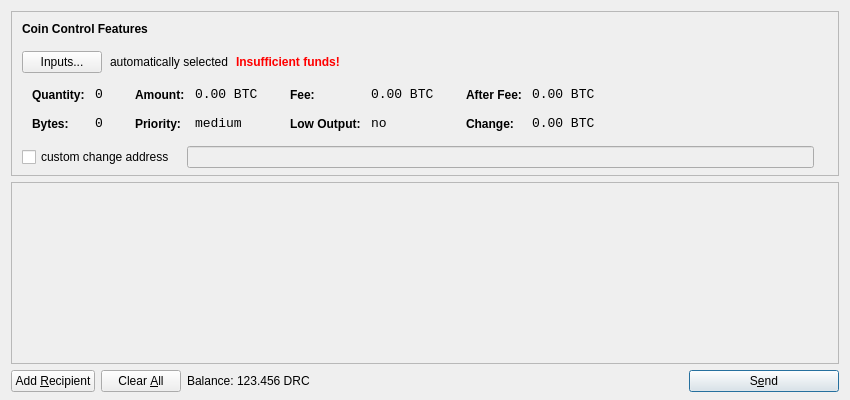
Before: the Qt Designer form src/qt/forms/sendcoinsdialog.ui in doriancoin-project/doriancoin-v016-archived, drawn with Qt 5.
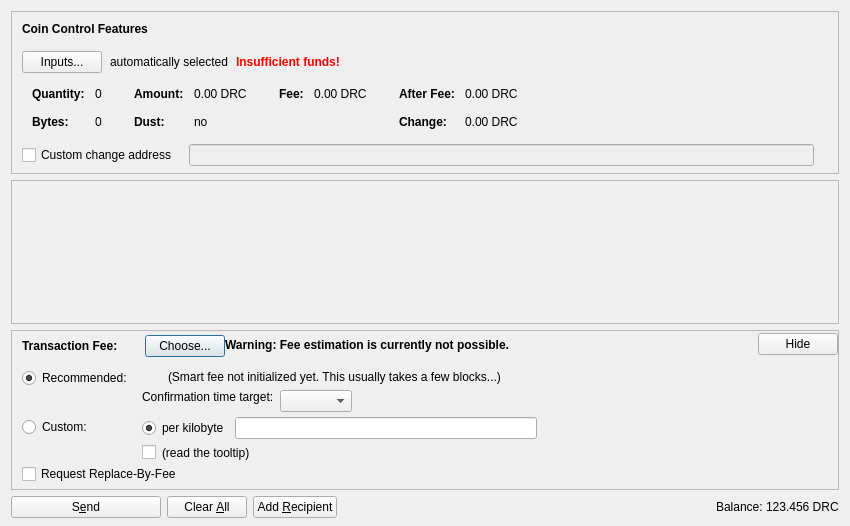
After: the same form once the commit is applied. Icons and pictures are not drawn. Custom widgets are drawn as their Qt base class.

```diff
--- a/src/qt/forms/sendcoinsdialog.ui
+++ b/src/qt/forms/sendcoinsdialog.ui
@@ -7,13 +7,13 @@
     <x>0</x>
     <y>0</y>
     <width>850</width>
-    <height>400</height>
+    <height>526</height>
    </rect>
   </property>
   <property name="windowTitle">
    <string>Send Coins</string>
   </property>
-  <layout class="QVBoxLayout" name="verticalLayout" stretch="0,1,0">
+  <layout class="QVBoxLayout" name="verticalLayout" stretch="0,1,0,0">
    <property name="bottomMargin">
     <number>8</number>
    </property>
@@ -39,7 +39,7 @@
      </property>
      <layout class="QVBoxLayout" name="verticalLayoutCoinControl2">
       <property name="spacing">
-       <number>-1</number>
+       <number>0</number>
       </property>
       <property name="leftMargin">
        <number>0</number>
@@ -109,6 +109,9 @@
             <property name="text">
              <string>Inputs...</string>
             </property>
+            <property name="autoDefault">
+             <bool>false</bool>
+            </property>
            </widget>
           </item>
           <item>
@@ -173,7 +176,16 @@
            <string notr="true"/>
           </property>
           <layout class="QHBoxLayout" name="horizontalLayoutCoinControl5">
-           <property name="margin">
+           <property name="leftMargin">
+            <number>0</number>
+           </property>
+           <property name="topMargin">
+            <number>0</number>
+           </property>
+           <property name="rightMargin">
+            <number>0</number>
+           </property>
+           <property name="bottomMargin">
             <number>0</number>
            </property>
            <item>
@@ -206,8 +218,11 @@
                </property>
                <item row="0" column="0">
                 <widget class="QLabel" name="labelCoinControlQuantityText">
-                 <property name="styleSheet">
-                  <string notr="true">font-weight:bold;</string>
+                 <property name="font">
+                  <font>
+                   <weight>75</weight>
+                   <bold>true</bold>
+                  </font>
                  </property>
                  <property name="text">
                   <string>Quantity:</string>
@@ -219,12 +234,6 @@
                </item>
                <item row="0" column="1">
                 <widget class="QLabel" name="labelCoinControlQuantity">
-                 <property name="font">
-                  <font>
-                   <family>Monospace</family>
-                   <pointsize>10</pointsize>
-                  </font>
-                 </property>
                  <property name="cursor">
                   <cursorShape>IBeamCursor</cursorShape>
                  </property>
@@ -244,8 +253,11 @@
                </item>
                <item row="1" column="0">
                 <widget class="QLabel" name="labelCoinControlBytesText">
-                 <property name="styleSheet">
-                  <string notr="true">font-weight:bold;</string>
+                 <property name="font">
+                  <font>
+                   <weight>75</weight>
+                   <bold>true</bold>
+                  </font>
                  </property>
                  <property name="text">
                   <string>Bytes:</string>
@@ -254,12 +266,6 @@
                </item>
                <item row="1" column="1">
                 <widget class="QLabel" name="labelCoinControlBytes">
-                 <property name="font">
-                  <font>
-                   <family>Monospace</family>
-                   <pointsize>10</pointsize>
-                  </font>
-                 </property>
                  <property name="cursor">
                   <cursorShape>IBeamCursor</cursorShape>
                  </property>
@@ -295,8 +301,11 @@
                </property>
                <item row="0" column="0">
                 <widget class="QLabel" name="labelCoinControlAmountText">
-                 <property name="styleSheet">
-                  <string notr="true">font-weight:bold;</string>
+                 <property name="font">
+                  <font>
+                   <weight>75</weight>
+                   <bold>true</bold>
+                  </font>
                  </property>
                  <property name="text">
                   <string>Amount:</string>
@@ -308,12 +317,6 @@
                </item>
                <item row="0" column="1">
                 <widget class="QLabel" name="labelCoinControlAmount">
-                 <property name="font">
-                  <font>
-                   <family>Monospace</family>
-                   <pointsize>10</pointsize>
-                  </font>
-                 </property>
                  <property name="cursor">
                   <cursorShape>IBeamCursor</cursorShape>
                  </property>
@@ -321,7 +324,7 @@
                   <enum>Qt::ActionsContextMenu</enum>
                  </property>
                  <property name="text">
-                  <string notr="true">0.00 BTC</string>
+                  <string notr="true">0.00 DRC</string>
                  </property>
                  <property name="textInteractionFlags">
                   <set>Qt::LinksAccessibleByMouse|Qt::TextSelectableByKeyboard|Qt::TextSelectableByMouse</set>
@@ -329,23 +332,20 @@
                 </widget>
                </item>
                <item row="1" column="0">
-                <widget class="QLabel" name="labelCoinControlPriorityText">
-                 <property name="styleSheet">
-                  <string notr="true">font-weight:bold;</string>
+                <widget class="QLabel" name="labelCoinControlLowOutputText">
+                 <property name="font">
+                  <font>
+                   <weight>75</weight>
+                   <bold>true</bold>
+                  </font>
                  </property>
                  <property name="text">
-                  <string>Priority:</string>
+                  <string>Dust:</string>
                  </property>
                 </widget>
                </item>
                <item row="1" column="1">
-                <widget class="QLabel" name="labelCoinControlPriority">
-                 <property name="font">
-                  <font>
-                   <family>Monospace</family>
-                   <pointsize>10</pointsize>
-                  </font>
-                 </property>
+                <widget class="QLabel" name="labelCoinControlLowOutput">
                  <property name="cursor">
                   <cursorShape>IBeamCursor</cursorShape>
                  </property>
@@ -353,7 +353,7 @@
                   <enum>Qt::ActionsContextMenu</enum>
                  </property>
                  <property name="text">
-                  <string>medium</string>
+                  <string notr="true">no</string>
                  </property>
                  <property name="textInteractionFlags">
                   <set>Qt::LinksAccessibleByMouse|Qt::TextSelectableByKeyboard|Qt::TextSelectableByMouse</set>
@@ -381,8 +381,11 @@
                </property>
                <item row="0" column="0">
                 <widget class="QLabel" name="labelCoinControlFeeText">
-                 <property name="styleSheet">
-                  <string notr="true">font-weight:bold;</string>
+                 <property name="font">
+                  <font>
+                   <weight>75</weight>
+                   <bold>true</bold>
+                  </font>
                  </property>
                  <property name="text">
                   <string>Fee:</string>
@@ -394,12 +397,6 @@
                </item>
                <item row="0" column="1">
                 <widget class="QLabel" name="labelCoinControlFee">
-                 <property name="font">
-                  <font>
-                   <family>Monospace</family>
-                   <pointsize>10</pointsize>
-                  </font>
-                 </property>
                  <property name="cursor">
                   <cursorShape>IBeamCursor</cursorShape>
                  </property>
@@ -407,39 +404,7 @@
                   <enum>Qt::ActionsContextMenu</enum>
                  </property>
                  <property name="text">
-                  <string notr="true">0.00 BTC</string>
-                 </property>
-                 <property name="textInteractionFlags">
-                  <set>Qt::LinksAccessibleByMouse|Qt::TextSelectableByKeyboard|Qt::TextSelectableByMouse</set>
-                 </property>
-                </widget>
-               </item>
-               <item row="1" column="0">
-                <widget class="QLabel" name="labelCoinControlLowOutputText">
-                 <property name="styleSheet">
-                  <string notr="true">font-weight:bold;</string>
-                 </property>
-                 <property name="text">
-                  <string>Low Output:</string>
-                 </property>
-                </widget>
-               </item>
-               <item row="1" column="1">
-                <widget class="QLabel" name="labelCoinControlLowOutput">
-                 <property name="font">
-                  <font>
-                   <family>Monospace</family>
-                   <pointsize>10</pointsize>
-                  </font>
-                 </property>
-                 <property name="cursor">
-                  <cursorShape>IBeamCursor</cursorShape>
-                 </property>
-                 <property name="contextMenuPolicy">
-                  <enum>Qt::ActionsContextMenu</enum>
-                 </property>
-                 <property name="text">
-                  <string>no</string>
+                  <string notr="true">0.00 DRC</string>
                  </property>
                  <property name="textInteractionFlags">
                   <set>Qt::LinksAccessibleByMouse|Qt::TextSelectableByKeyboard|Qt::TextSelectableByMouse</set>
@@ -467,8 +432,11 @@
                </property>
                <item row="0" column="0">
                 <widget class="QLabel" name="labelCoinControlAfterFeeText">
-                 <property name="styleSheet">
-                  <string notr="true">font-weight:bold;</string>
+                 <property name="font">
+                  <font>
+                   <weight>75</weight>
+                   <bold>true</bold>
+                  </font>
                  </property>
                  <property name="text">
                   <string>After Fee:</string>
@@ -480,12 +448,6 @@
                </item>
                <item row="0" column="1">
                 <widget class="QLabel" name="labelCoinControlAfterFee">
-                 <property name="font">
-                  <font>
-                   <family>Monospace</family>
-                   <pointsize>10</pointsize>
-                  </font>
-                 </property>
                  <property name="cursor">
                   <cursorShape>IBeamCursor</cursorShape>
                  </property>
@@ -493,7 +455,7 @@
                   <enum>Qt::ActionsContextMenu</enum>
                  </property>
                  <property name="text">
-                  <string notr="true">0.00 BTC</string>
+                  <string notr="true">0.00 DRC</string>
                  </property>
                  <property name="textInteractionFlags">
                   <set>Qt::LinksAccessibleByMouse|Qt::TextSelectableByKeyboard|Qt::TextSelectableByMouse</set>
@@ -502,8 +464,11 @@
                </item>
                <item row="1" column="0">
                 <widget class="QLabel" name="labelCoinControlChangeText">
-                 <property name="styleSheet">
-                  <string notr="true">font-weight:bold;</string>
+                 <property name="font">
+                  <font>
+                   <weight>75</weight>
+                   <bold>true</bold>
+                  </font>
                  </property>
                  <property name="text">
                   <string>Change:</string>
@@ -512,12 +477,6 @@
                </item>
                <item row="1" column="1">
                 <widget class="QLabel" name="labelCoinControlChange">
-                 <property name="font">
-                  <font>
-                   <family>Monospace</family>
-                   <pointsize>10</pointsize>
-                  </font>
-                 </property>
                  <property name="cursor">
                   <cursorShape>IBeamCursor</cursorShape>
                  </property>
@@ -525,7 +484,7 @@
                   <enum>Qt::ActionsContextMenu</enum>
                  </property>
                  <property name="text">
-                  <string notr="true">0.00 BTC</string>
+                  <string notr="true">0.00 DRC</string>
                  </property>
                  <property name="textInteractionFlags">
                   <set>Qt::LinksAccessibleByMouse|Qt::TextSelectableByKeyboard|Qt::TextSelectableByMouse</set>
@@ -555,13 +514,16 @@
           </property>
           <item>
            <widget class="QCheckBox" name="checkBoxCoinControlChange">
+            <property name="toolTip">
+             <string>If this is activated, but the change address is empty or invalid, change will be sent to a newly generated address.</string>
+            </property>
             <property name="text">
-             <string>custom change address</string>
+             <string>Custom change address</string>
             </property>
            </widget>
           </item>
           <item>
-           <widget class="QLineEdit" name="lineEditCoinControlChange">
+           <widget class="QValidatedLineEdit" name="lineEditCoinControlChange">
             <property name="enabled">
              <bool>false</bool>
             </property>
@@ -626,11 +588,20 @@
         <x>0</x>
         <y>0</y>
         <width>830</width>
-        <height>165</height>
+        <height>104</height>
        </rect>
       </property>
-      <layout class="QVBoxLayout" name="verticalLayout_2">
-       <property name="margin">
+      <layout class="QVBoxLayout" name="verticalLayout_2" stretch="0,1">
+       <property name="leftMargin">
+        <number>0</number>
+       </property>
+       <property name="topMargin">
+        <number>0</number>
+       </property>
+       <property name="rightMargin">
+        <number>0</number>
+       </property>
+       <property name="bottomMargin">
         <number>0</number>
        </property>
        <item>
@@ -657,23 +628,546 @@
      </widget>
     </widget>
    </item>
+   <item>
+    <widget class="QFrame" name="frameFee">
+     <property name="sizePolicy">
+      <sizepolicy hsizetype="Expanding" vsizetype="Expanding">
+       <horstretch>0</horstretch>
+       <verstretch>0</verstretch>
+      </sizepolicy>
+     </property>
+     <property name="maximumSize">
+      <size>
+       <width>16777215</width>
+       <height>16777215</height>
+      </size>
+     </property>
+     <property name="frameShape">
+      <enum>QFrame::StyledPanel</enum>
+     </property>
+     <property name="frameShadow">
+      <enum>QFrame::Sunken</enum>
+     </property>
+     <layout class="QVBoxLayout" name="verticalLayoutFee1">
+      <property name="spacing">
+       <number>0</number>
+      </property>
+      <property name="leftMargin">
+       <number>0</number>
+      </property>
+      <property name="topMargin">
+       <number>0</number>
+      </property>
+      <property name="rightMargin">
+       <number>0</number>
+      </property>
+      <property name="bottomMargin">
+       <number>0</number>
+      </property>
+      <item>
+       <layout class="QVBoxLayout" name="verticalLayoutFee2" stretch="0,0,0">
+        <property name="spacing">
+         <number>0</number>
+        </property>
+        <property name="leftMargin">
+         <number>10</number>
+        </property>
+        <property name="topMargin">
+         <number>0</number>
+        </property>
+        <item>
+         <layout class="QHBoxLayout" name="horizontalLayoutFee1">
+          <property name="bottomMargin">
+           <number>0</number>
+          </property>
+          <item>
+           <layout class="QVBoxLayout" name="verticalLayoutFee7">
+            <property name="spacing">
+             <number>0</number>
+            </property>
+            <item>
+             <spacer name="verticalSpacerSmartFee">
+              <property name="orientation">
+               <enum>Qt::Vertical</enum>
+              </property>
+              <property name="sizeType">
+               <enum>QSizePolicy::Fixed</enum>
+              </property>
+              <property name="sizeHint" stdset="0">
+               <size>
+                <width>1</width>
+                <height>4</height>
+               </size>
+              </property>
+             </spacer>
+            </item>
+            <item>
+             <layout class="QHBoxLayout" name="horizontalLayoutSmartFee">
+              <property name="spacing">
+               <number>10</number>
+              </property>
+              <item>
+               <widget class="QLabel" name="labelFeeHeadline">
+                <property name="sizePolicy">
+                 <sizepolicy hsizetype="Preferred" vsizetype="Maximum">
+                  <horstretch>0</horstretch>
+                  <verstretch>0</verstretch>
+                 </sizepolicy>
+                </property>
+                <property name="font">
+                 <font>
+                  <weight>75</weight>
+                  <bold>true</bold>
+                 </font>
+                </property>
+                <property name="styleSheet">
+                 <string notr="true">font-weight:bold;</string>
+                </property>
+                <property name="text">
+                 <string>Transaction Fee:</string>
+                </property>
+               </widget>
+              </item>
+              <item>
+               <widget class="QLabel" name="labelFeeMinimized">
+                <property name="text">
+                 <string/>
+                </property>
+               </widget>
+              </item>
+              <item>
+               <widget class="QPushButton" name="buttonChooseFee">
+                <property name="text">
+                 <string>Choose...</string>
+                </property>
+               </widget>
+              </item>
+             </layout>
+            </item>
+            <item>
+             <spacer name="verticalSpacer_5">
+              <property name="orientation">
+               <enum>Qt::Vertical</enum>
+              </property>
+              <property name="sizeHint" stdset="0">
+               <size>
+                <width>1</width>
+                <height>1</height>
+               </size>
+              </property>
+             </spacer>
+            </item>
+           </layout>
+          </item>
+          <item>
+           <widget class="QLabel" name="fallbackFeeWarningLabel">
+            <property name="toolTip">
+             <string>Using the fallbackfee can result in sending a transaction that will take several hours or days (or never) to confirm. Consider choosing your fee manually or wait until you have validated the complete chain.</string>
+            </property>
+            <property name="font">
+            <font>
+                <weight>75</weight>
+                <bold>true</bold>
+            </font>
+            </property>
+            <property name="text">
+             <string>Warning: Fee estimation is currently not possible.</string>
+            </property>
+            <property name="wordWrap">
+             <bool>false</bool>
+            </property>
+           </widget>
+          </item>
+          <item>
+           <spacer name="horizontalSpacer_4">
+            <property name="orientation">
+             <enum>Qt::Horizontal</enum>
+            </property>
+            <property name="sizeType">
+             <enum>QSizePolicy::MinimumExpanding</enum>
+            </property>
+            <property name="sizeHint" stdset="0">
+             <size>
+              <width>40</width>
+              <height>20</height>
+             </size>
+            </property>
+           </spacer>
+          </item>
+          <item>
+           <widget class="QPushButton" name="buttonMinimizeFee">
+            <property name="toolTip">
+             <string>collapse fee-settings</string>
+            </property>
+            <property name="text">
+             <string>Hide</string>
+            </property>
+           </widget>
+          </item>
+         </layout>
+        </item>
+        <item>
+         <widget class="QFrame" name="frameFeeSelection">
+          <layout class="QVBoxLayout" name="verticalLayoutFee12">
+           <property name="spacing">
+            <number>0</number>
+           </property>
+           <property name="leftMargin">
+            <number>0</number>
+           </property>
+           <property name="topMargin">
+            <number>0</number>
+           </property>
+           <property name="rightMargin">
+            <number>0</number>
+           </property>
+           <property name="bottomMargin">
+            <number>0</number>
+           </property>
+           <item>
+            <layout class="QGridLayout" name="gridLayoutFee">
+             <property name="topMargin">
+              <number>10</number>
+             </property>
+             <property name="bottomMargin">
+              <number>4</number>
+             </property>
+             <property name="horizontalSpacing">
+              <number>10</number>
+             </property>
+             <property name="verticalSpacing">
+              <number>4</number>
+             </property>
+             <item row="1" column="1">
+              <layout class="QVBoxLayout" name="verticalLayoutFee8">
+               <property name="spacing">
+                <number>6</number>
+               </property>
+               <item>
+                <layout class="QHBoxLayout" name="horizontalLayoutFee13">
+                 <item>
+                  <widget class="QRadioButton" name="radioCustomPerKilobyte">
+                   <property name="toolTip">
+                    <string>If the custom fee is set to 1000 satoshis and the transaction is only 250 bytes, then &quot;per kilobyte&quot; only pays 250 satoshis in fee, while &quot;total at least&quot; pays 1000 satoshis. For transactions bigger than a kilobyte both pay by kilobyte.</string>
+                   </property>
+                   <property name="text">
+                    <string>per kilobyte</string>
+                   </property>
+                   <property name="checked">
+                    <bool>true</bool>
+                   </property>
+                   <attribute name="buttonGroup">
+                    <string notr="true">groupCustomFee</string>
+                   </attribute>
+                  </widget>
+                 </item>
+                 <item>
+                  <widget class="BitcoinAmountField" name="customFee"/>
+                 </item>
+                 <item>
+                  <spacer name="horizontalSpacer_6">
+                   <property name="orientation">
+                    <enum>Qt::Horizontal</enum>
+                   </property>
+                   <property name="sizeHint" stdset="0">
+                    <size>
+                     <width>1</width>
+                     <height>1</height>
+                    </size>
+                   </property>
+                  </spacer>
+                 </item>
+                </layout>
+               </item>
+               <item>
+                <layout class="QHBoxLayout" name="horizontalLayoutFee8">
+                 <item>
+                  <widget class="QCheckBox" name="checkBoxMinimumFee">
+                   <property name="toolTip">
+                    <string>Paying only the minimum fee is just fine as long as there is less transaction volume than space in the blocks. But be aware that this can end up in a never confirming transaction once there is more demand for doriancoin transactions than the network can process.</string>
+                   </property>
+                   <property name="text">
+                    <string/>
+                   </property>
+                  </widget>
+                 </item>
+                 <item>
+                  <widget class="QLabel" name="labelMinFeeWarning">
+                   <property name="enabled">
+                    <bool>true</bool>
+                   </property>
+                   <property name="toolTip">
+                    <string>Paying only the minimum fee is just fine as long as there is less transaction volume than space in the blocks. But be aware that this can end up in a never confirming transaction once there is more demand for doriancoin transactions than the network can process.</string>
+                   </property>
+                   <property name="text">
+                    <string>(read the tooltip)</string>
+                   </property>
+                   <property name="margin">
+                    <number>5</number>
+                   </property>
+                  </widget>
+                 </item>
+                 <item>
+                  <spacer name="horizontalSpacer_2">
+                   <property name="orientation">
+                    <enum>Qt::Horizontal</enum>
+                   </property>
+                   <property name="sizeHint" stdset="0">
+                    <size>
+                     <width>1</width>
+                     <height>1</height>
+                    </size>
+                   </property>
+                  </spacer>
+                 </item>
+                </layout>
+               </item>
+              </layout>
+             </item>
+             <item row="0" column="0">
+              <layout class="QVBoxLayout" name="verticalLayoutFee4" stretch="0,1">
+               <item>
+                <widget class="QRadioButton" name="radioSmartFee">
+                 <property name="text">
+                  <string>Recommended:</string>
+                 </property>
+                 <property name="checked">
+                  <bool>true</bool>
+                 </property>
+                 <attribute name="buttonGroup">
+                  <string notr="true">groupFee</string>
+                 </attribute>
+                </widget>
+               </item>
+               <item>
+                <spacer name="verticalSpacer_2">
+                 <property name="orientation">
+                  <enum>Qt::Vertical</enum>
+                 </property>
+                 <property name="sizeHint" stdset="0">
+                  <size>
+                   <width>1</width>
+                   <height>1</height>
+                  </size>
+                 </property>
+                </spacer>
+               </item>
+              </layout>
+             </item>
+             <item row="1" column="0">
+              <layout class="QVBoxLayout" name="verticalLayoutFee9" stretch="0,1">
+               <item>
+                <widget class="QRadioButton" name="radioCustomFee">
+                 <property name="text">
+                  <string>Custom:</string>
+                 </property>
+                 <attribute name="buttonGroup">
+                  <string notr="true">groupFee</string>
+                 </attribute>
+                </widget>
+               </item>
+               <item>
+                <spacer name="verticalSpacer_6">
+                 <property name="orientation">
+                  <enum>Qt::Vertical</enum>
+                 </property>
+                 <property name="sizeHint" stdset="0">
+                  <size>
+                   <width>1</width>
+                   <height>1</height>
+                  </size>
+                 </property>
+                </spacer>
+               </item>
+              </layout>
+             </item>
+             <item row="0" column="1">
+              <layout class="QVBoxLayout" name="verticalLayoutFee3" stretch="0,0,1">
+               <property name="spacing">
+                <number>6</number>
+               </property>
+               <property name="topMargin">
+                <number>2</number>
+               </property>
+               <item>
+                <layout class="QHBoxLayout" name="horizontalLayoutFee12">
+                 <item>
+                  <widget class="QLabel" name="labelSmartFee">
+                   <property name="text">
+                    <string/>
+                   </property>
+                   <property name="margin">
+                    <number>2</number>
+                   </property>
+                  </widget>
+                 </item>
+                 <item>
+                  <widget class="QLabel" name="labelFeeEstimation">
+                   <property name="text">
+                    <string/>
+                   </property>
+                  </widget>
+                 </item>
+                 <item>
+                  <widget class="QLabel" name="labelSmartFee2">
+                   <property name="text">
+                    <string>(Smart fee not initialized yet. This usually takes a few blocks...)</string>
+                   </property>
+                   <property name="margin">
+                    <number>2</number>
+                   </property>
+                  </widget>
+                 </item>
+                 <item>
+                  <spacer name="horizontalSpacer_5">
+                   <property name="orientation">
+                    <enum>Qt::Horizontal</enum>
+                   </property>
+                   <property name="sizeHint" stdset="0">
+                    <size>
+                     <width>1</width>
+                     <height>1</height>
+                    </size>
+                   </property>
+                  </spacer>
+                 </item>
+                </layout>
+               </item>
+               <item>
+                <layout class="QHBoxLayout" name="horizontalLayoutFee9">
+                 <item>
+                  <layout class="QVBoxLayout" name="verticalLayoutFee6">
+                   <item>
+                    <widget class="QLabel" name="labelSmartFee3">
+                     <property name="text">
+                      <string>Confirmation time target:</string>
+                     </property>
+                     <property name="margin">
+                      <number>2</number>
+                     </property>
+                    </widget>
+                   </item>
+                   <item>
+                    <spacer name="verticalSpacer_3">
+                     <property name="orientation">
+                      <enum>Qt::Vertical</enum>
+                     </property>
+                     <property name="sizeHint" stdset="0">
+                      <size>
+                       <width>1</width>
+                       <height>1</height>
+                      </size>
+                     </property>
+                    </spacer>
+                   </item>
+                  </layout>
+                 </item>
+                 <item>
+                  <layout class="QVBoxLayout" name="verticalLayoutFee5">
+                   <property name="rightMargin">
+                    <number>30</number>
+                   </property>
+                   <item>
+                    <layout class="QHBoxLayout" name="horizontalLayoutConfTarget">
+                     <property name="bottomMargin">
+                      <number>0</number>
+                     </property>
+                     <item>
+                      <widget class="QComboBox" name="confTargetSelector"/>
+                     </item>
+                     <item>
+                      <spacer name="horizontalSpacerConfTarget">
+                       <property name="orientation">
+                        <enum>Qt::Horizontal</enum>
+                       </property>
+                       <property name="sizeHint" stdset="0">
+                        <size>
+                         <width>40</width>
+                         <height>20</height>
+                        </size>
+                       </property>
+                      </spacer>
+                     </item>
+                    </layout>
+                   </item>
+                  </layout>
+                 </item>
+                </layout>
+               </item>
+               <item>
+                <spacer name="verticalSpacer_4">
+                 <property name="orientation">
+                  <enum>Qt::Vertical</enum>
+                 </property>
+                 <property name="sizeHint" stdset="0">
+                  <size>
+                   <width>1</width>
+                   <height>1</height>
+                  </size>
+                 </property>
+                </spacer>
+               </item>
+              </layout>
+             </item>
+            </layout>
+           </item>
+           <item>
+            <widget class="QCheckBox" name="optInRBF">
+             <property name="text">
+              <string>Request Replace-By-Fee</string>
+             </property>
+             <property name="toolTip">
+              <string>Indicates that the sender may wish to replace this transaction with a new one paying higher fees (prior to being confirmed).</string>
+             </property>
+            </widget>
+           </item>
+          </layout>
+         </widget>
+        </item>
+        <item>
+         <spacer name="verticalSpacerFee">
+          <property name="orientation">
+           <enum>Qt::Vertical</enum>
+          </property>
+          <property name="sizeHint" stdset="0">
+           <size>
+            <width>40</width>
+            <height>5</height>
+           </size>
+          </property>
+         </spacer>
+        </item>
+       </layout>
+      </item>
+     </layout>
+    </widget>
+   </item>
    <item>
     <layout class="QHBoxLayout" name="horizontalLayout">
      <item>
-      <widget class="QPushButton" name="addButton">
+      <widget class="QPushButton" name="sendButton">
+       <property name="minimumSize">
+        <size>
+         <width>150</width>
+         <height>0</height>
+        </size>
+       </property>
        <property name="toolTip">
-        <string>Send to multiple recipients at once</string>
+        <string>Confirm the send action</string>
        </property>
        <property name="text">
-        <string>Add &amp;Recipient</string>
+        <string>S&amp;end</string>
        </property>
        <property name="icon">
         <iconset resource="../bitcoin.qrc">
-         <normaloff>:/icons/add</normaloff>:/icons/add</iconset>
+         <normaloff>:/icons/send</normaloff>:/icons/send</iconset>
        </property>
        <property name="autoDefault">
         <bool>false</bool>
        </property>
+       <property name="default">
+        <bool>false</bool>
+       </property>
       </widget>
      </item>
      <item>
@@ -685,7 +1179,7 @@
         </sizepolicy>
        </property>
        <property name="toolTip">
-        <string>Remove all transaction fields</string>
+        <string>Clear all fields of the form.</string>
        </property>
        <property name="text">
         <string>Clear &amp;All</string>
@@ -694,14 +1188,41 @@
         <iconset resource="../bitcoin.qrc">
          <normaloff>:/icons/remove</normaloff>:/icons/remove</iconset>
        </property>
-       <property name="autoRepeatDelay">
-        <number>300</number>
+       <property name="autoDefault">
+        <bool>false</bool>
        </property>
+      </widget>
+     </item>
+     <item>
+      <widget class="QPushButton" name="addButton">
+       <property name="toolTip">
+        <string>Send to multiple recipients at once</string>
+       </property>
+       <property name="text">
+        <string>Add &amp;Recipient</string>
+       </property>
+       <property name="icon">
+        <iconset resource="../bitcoin.qrc">
+         <normaloff>:/icons/add</normaloff>:/icons/add</iconset>
+       </property>
        <property name="autoDefault">
         <bool>false</bool>
        </property>
       </widget>
      </item>
+     <item>
+      <spacer name="horizontalSpacer">
+       <property name="orientation">
+        <enum>Qt::Horizontal</enum>
+       </property>
+       <property name="sizeHint" stdset="0">
+        <size>
+         <width>40</width>
+         <height>20</height>
+        </size>
+       </property>
+      </spacer>
+     </item>
      <item>
       <layout class="QHBoxLayout" name="horizontalLayout_2">
        <property name="spacing">
@@ -709,6 +1230,12 @@
        </property>
        <item>
         <widget class="QLabel" name="label">
+         <property name="sizePolicy">
+          <sizepolicy hsizetype="Preferred" vsizetype="Fixed">
+           <horstretch>0</horstretch>
+           <verstretch>0</verstretch>
+          </sizepolicy>
+         </property>
          <property name="text">
           <string>Balance:</string>
          </property>
@@ -716,11 +1243,17 @@
        </item>
        <item>
         <widget class="QLabel" name="labelBalance">
+         <property name="sizePolicy">
+          <sizepolicy hsizetype="Preferred" vsizetype="Fixed">
+           <horstretch>0</horstretch>
+           <verstretch>0</verstretch>
+          </sizepolicy>
+         </property>
          <property name="cursor">
           <cursorShape>IBeamCursor</cursorShape>
          </property>
          <property name="text">
-          <string>123.456 DRC</string>
+          <string notr="true">123.456 DRC</string>
          </property>
          <property name="textInteractionFlags">
           <set>Qt::LinksAccessibleByMouse|Qt::TextSelectableByKeyboard|Qt::TextSelectableByMouse</set>
@@ -729,46 +1262,23 @@
        </item>
       </layout>
      </item>
-     <item>
-      <spacer name="horizontalSpacer">
-       <property name="orientation">
-        <enum>Qt::Horizontal</enum>
-       </property>
-       <property name="sizeHint" stdset="0">
-        <size>
-         <width>40</width>
-         <height>20</height>
-        </size>
-       </property>
-      </spacer>
-     </item>
-     <item>
-      <widget class="QPushButton" name="sendButton">
-       <property name="minimumSize">
-        <size>
-         <width>150</width>
-         <height>0</height>
-        </size>
-       </property>
-       <property name="toolTip">
-        <string>Confirm the send action</string>
-       </property>
-       <property name="text">
-        <string>S&amp;end</string>
-       </property>
-       <property name="icon">
-        <iconset resource="../bitcoin.qrc">
-         <normaloff>:/icons/send</normaloff>:/icons/send</iconset>
-       </property>
-       <property name="default">
-        <bool>true</bool>
-       </property>
-      </widget>
-     </item>
     </layout>
    </item>
   </layout>
  </widget>
+ <customwidgets>
+  <customwidget>
+   <class>QValidatedLineEdit</class>
+   <extends>QLineEdit</extends>
+   <header>qvalidatedlineedit.h</header>
+  </customwidget>
+  <customwidget>
+   <class>BitcoinAmountField</class>
+   <extends>QLineEdit</extends>
+   <header>bitcoinamountfield.h</header>
+   <container>1</container>
+  </customwidget>
+ </customwidgets>
  <resources>
   <include location="../bitcoin.qrc"/>
  </resources>
```
Left out of the diff: 4 changed lines with no effect on the pictures.
